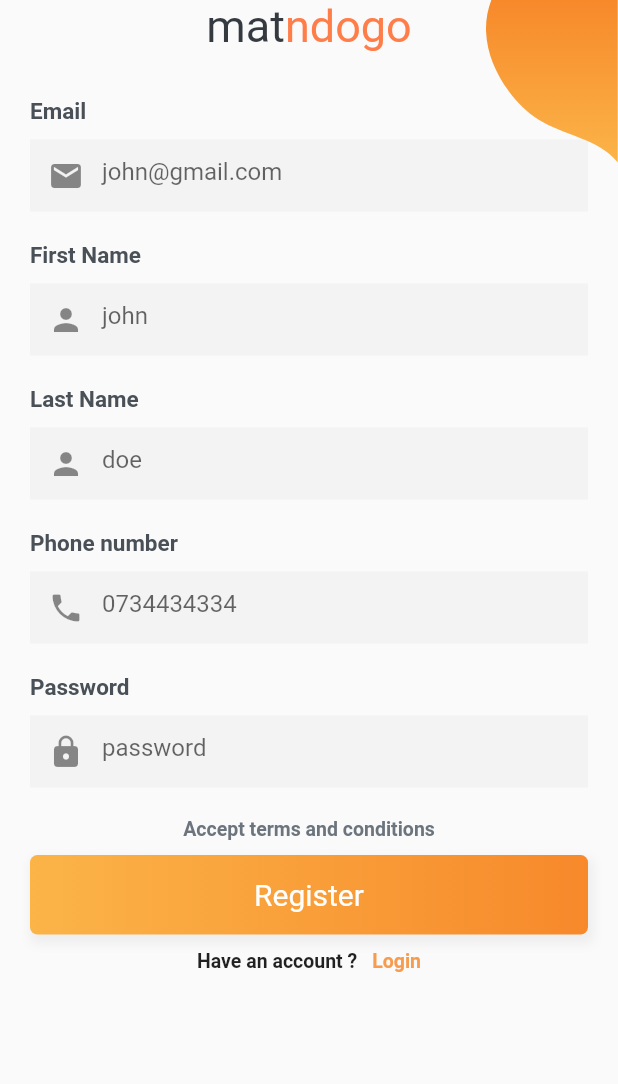
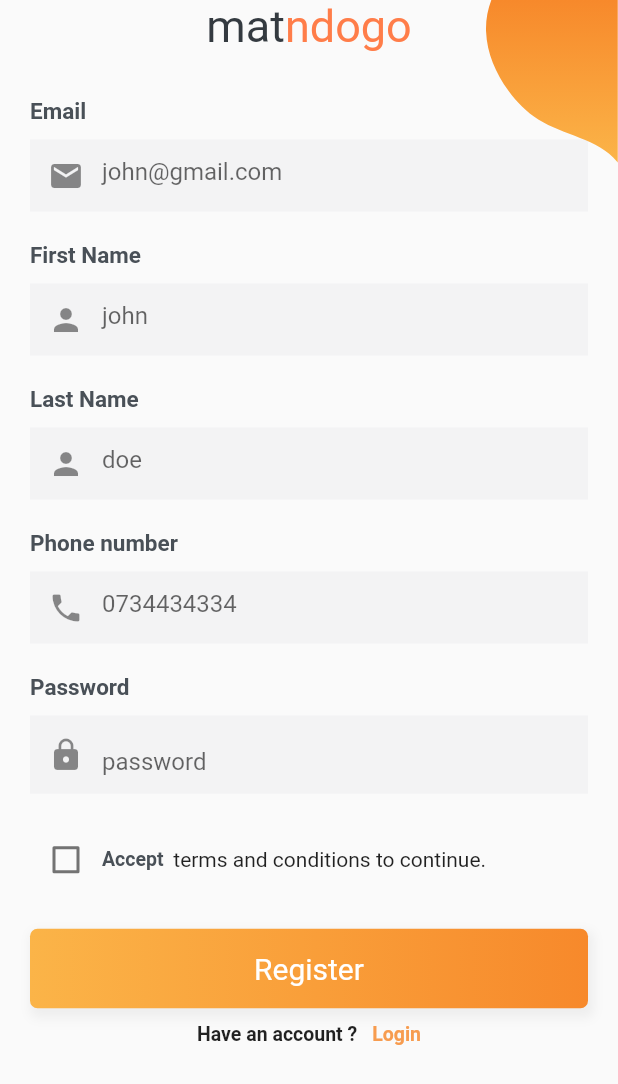
Before and after one commit to ojayjonathan/taxi_app_frontend, a Flutter app: the SignUpPage screen opened by its route, on a phone screen of 412 x 824 dp. Shown: the top 1084 px of the screen. Run offline on Flutter 3.47's test engine with Material 2 defaults, Android fonts, the light colour scheme and no system bars; our stand-ins replace after_layout, curved_navigation_bar, dio, firebase_core, firebase_messaging, flutter_local_notifications and 4 more; accounts and stored records are empty; project files that could hold a hidden picture were left out.

Commit message:
update feedback

```diff
--- a/lib/screens/auth/signup.dart
+++ b/lib/screens/auth/signup.dart
@@ -29,6 +29,8 @@ class _SignUpPageState extends State<SignUpPage> {
   TextEditingController _phoneNumber = TextEditingController();
   String _registartionToken;
   bool _submiting = false;
+  bool isChecked = false;
+  String errorText = "";
   @override
   void initState() {
     super.initState();
@@ -39,7 +41,12 @@ class _SignUpPageState extends State<SignUpPage> {
   }
 
   void _sumitForm() async {
-    if (formKey.currentState.validate() && !_submiting) {
+    if (!isChecked) {
+      errorText = "Agree with terms and conditions.";
+    } else{
+      errorText = "";
+    }
+    if (formKey.currentState.validate() && !_submiting && isChecked) {
       ScaffoldMessenger.of(context).clearSnackBars();
       _submiting = true;
       ScaffoldMessenger.of(context).showSnackBar(SnackBar(
@@ -70,6 +77,7 @@ class _SignUpPageState extends State<SignUpPage> {
       }
     }
     _submiting = false;
+    setState(() {});
   }
 
   @override
@@ -174,26 +182,37 @@ class _SignUpPageState extends State<SignUpPage> {
                               phoneEntryField("Phone number",
                                   validator: phoneValidator,
                                   controller: _phoneNumber),
-                              entryField("Password",
-                                  controller: _password,
-                                  validator: passwordValidator,
-                                  isPassword: true,
-                                  icon: Icons.lock,
-                                  hintText: "password")
+                              PasswordField(_password)
                             ],
                           )),
                       SizedBox(
                         height: 10,
                       ),
+                      Row(
+                        children: [
+                          Checkbox(
+                            checkColor: Colors.white,
+                            value: isChecked,
+                            onChanged: (bool value) {
+                              setState(() {
+                                isChecked = value;
+                              });
+                            },
+                          ),
                           InkWell(
                               onTap: () => Navigator.of(context)
                                   .popAndPushNamed(AppRoutes.terms),
-                        child: Text('Accept terms and conditions',
+                              child: Text('Accept  ',
                                   style: TextStyle(
-                                color: Palette.dark[3],
+                                      color: Palette.dark[2],
                                       fontSize: 13,
-                                fontWeight: FontWeight.w600)),
+                                      fontWeight: FontWeight.w600))),
+                          Text("terms and conditions to continue.")
+                        ],
                       ),
+                      Text(errorText,
+                          style:
+                              TextStyle(color: Theme.of(context).errorColor,fontSize: 10)),
                       SizedBox(
                         height: 10,
                       ),
--- a/lib/widgets/entry_field.dart
+++ b/lib/widgets/entry_field.dart
@@ -1,10 +1,10 @@
 import 'package:flutter/material.dart';
 import 'package:taxi_app/palette.dart';
+import 'package:taxi_app/utils/validators.dart';
 
 Widget entryField(
   String title, {
   Function validator,
-  bool isPassword = false,
   TextEditingController controller,
   IconData icon,
   String hintText,
@@ -25,7 +25,6 @@ Widget entryField(
           height: 10,
         ),
         TextFormField(
-          obscureText: isPassword,
           decoration: InputDecoration(
               border: InputBorder.none,
               fillColor: Color(0xfff3f3f4),
@@ -72,3 +71,58 @@ Widget phoneEntryField(String title,
     ),
   );
 }
+
+//password field
+class PasswordField extends StatefulWidget {
+  final TextEditingController controller;
+
+  const PasswordField(this.controller);
+
+  @override
+  _PasswordFieldState createState() => _PasswordFieldState();
+}
+
+class _PasswordFieldState extends State<PasswordField> {
+  bool hidePassword = true;
+  @override
+  Widget build(BuildContext context) {
+    return Container(
+      margin: EdgeInsets.symmetric(vertical: 10),
+      child: Column(
+        crossAxisAlignment: CrossAxisAlignment.start,
+        children: <Widget>[
+          Text(
+            "Password",
+            style: TextStyle(
+                fontWeight: FontWeight.bold,
+                color: Palette.dark[2],
+                fontSize: 15),
+          ),
+          SizedBox(
+            height: 10,
+          ),
+          TextFormField(
+            obscureText: hidePassword,
+            decoration: InputDecoration(
+              border: InputBorder.none,
+              fillColor: Color(0xfff3f3f4),
+              filled: true,
+              prefixIcon: Icon(Icons.lock),
+              hintText: "password",
+              suffix: InkWell(
+                  onTap: () {
+                    setState(() {
+                      hidePassword = !hidePassword;
+                    });
+                  },
+                  child: Icon(
+                      hidePassword ? Icons.visibility : Icons.visibility_off,color: Palette.dark[2],)),
+            ),
+            validator: passwordValidator,
+            controller: widget.controller,
+          )
+        ],
+      ),
+    );
+  }
+}
```
Also changed, not shown: lib/screens/auth/loginPage.dart (+1 -7 lines), lib/screens/auth/resetPassword.dart (+22 -8 lines), lib/dynamicLink.dart (added), 6 other files. Lines whose indentation alone changed are shown as unchanged.
